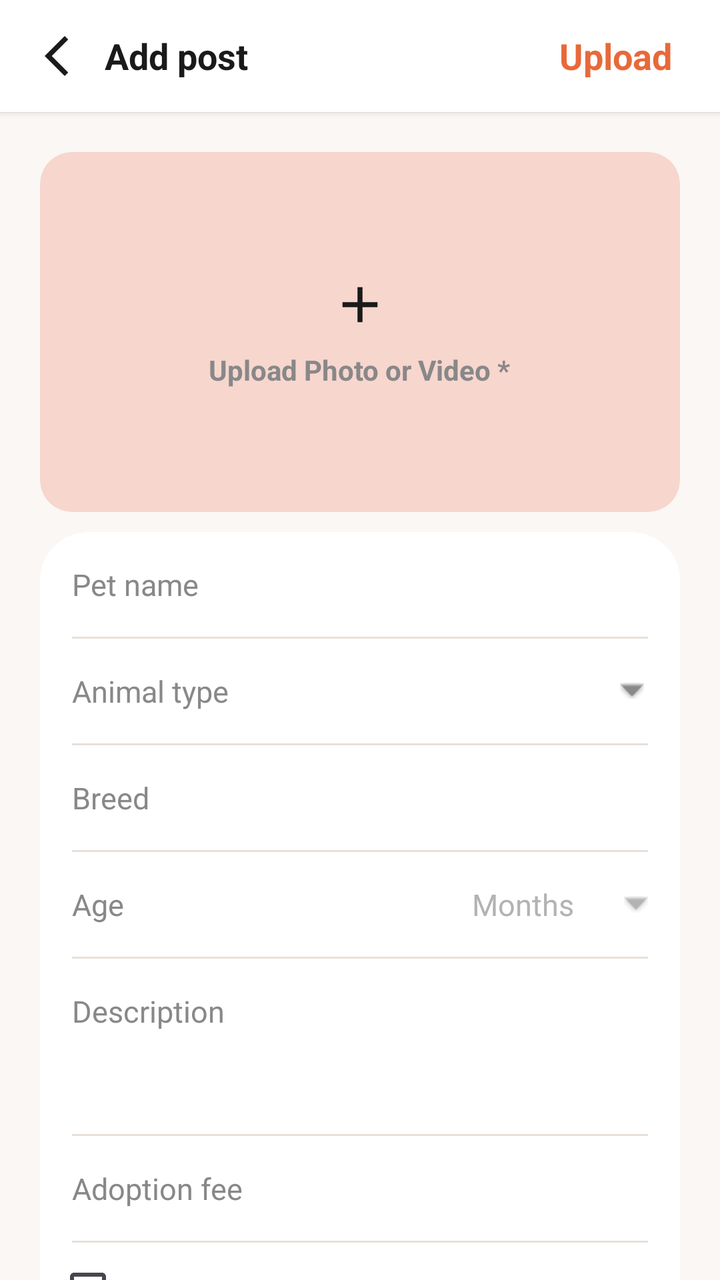
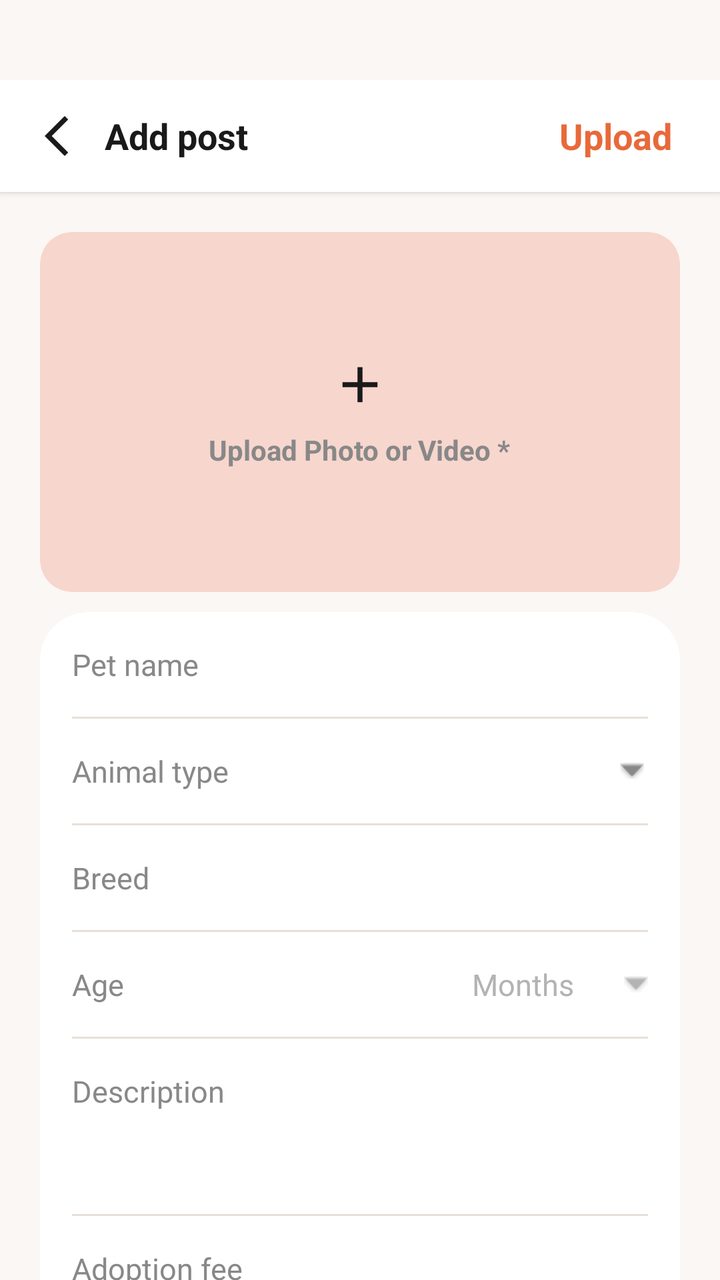

Screens rendered from an Android XML layout before and after an edit, with the pre-edit source and the edit as a unified diff.
<!-- AndroidManifest.xml: application theme Theme.AdoptUs -->
<!-- res/layout/fragment_add_post.xml -->
<?xml version="1.0" encoding="utf-8"?>
<RelativeLayout xmlns:android="http://schemas.android.com/apk/res/android"
    xmlns:app="http://schemas.android.com/apk/res-auto"
    android:layout_width="match_parent"
    android:layout_height="match_parent"
    android:background="@color/app_background"
    android:fitsSystemWindows="true">

    <RelativeLayout
        android:id="@+id/topBarAdd"
        android:layout_width="match_parent"
        android:layout_height="56dp"
        android:paddingHorizontal="16dp"
        android:background="@color/white"
        android:elevation="2dp">

        <ImageButton
            android:id="@+id/btnBack"
            android:layout_width="48dp"
            android:layout_height="48dp"
            android:layout_alignParentStart="true"
            android:layout_centerVertical="true"
            android:layout_marginStart="-12dp"
            android:background="?attr/selectableItemBackgroundBorderless"
            android:contentDescription="Back"
            android:padding="12dp"
            android:scaleType="fitCenter"
            android:src="@drawable/ic_back"
            app:tint="@color/gray_hint" />

        <TextView
            android:layout_width="wrap_content"
            android:layout_height="wrap_content"
            android:layout_toEndOf="@id/btnBack"
            android:layout_centerVertical="true"
            android:layout_marginStart="0dp"
            android:text="Add post"
            android:textColor="@color/gray_hint"
            android:textSize="18sp"
            android:textStyle="bold" />

        <TextView
            android:id="@+id/btnUpload"
            android:layout_width="wrap_content"
            android:layout_height="wrap_content"
            android:layout_alignParentEnd="true"
            android:layout_centerVertical="true"
            android:background="?attr/selectableItemBackgroundBorderless"
            android:clickable="true"
            android:focusable="true"
            android:padding="8dp"
            android:text="Upload"
            android:textColor="@color/primary_orange"
            android:textSize="18sp"
            android:textStyle="bold" />
    </RelativeLayout>

    <androidx.core.widget.NestedScrollView
        android:layout_width="match_parent"
        android:layout_height="match_parent"
        android:layout_below="@id/topBarAdd">

        <LinearLayout
            android:layout_width="match_parent"
            android:layout_height="wrap_content"
            android:orientation="vertical"
            android:padding="20dp">

            <androidx.cardview.widget.CardView
                android:id="@+id/btnSelectMedia"
                android:layout_width="match_parent"
                android:layout_height="180dp"
                android:layout_marginBottom="10dp"
                app:cardCornerRadius="16dp"
                app:cardBackgroundColor="@color/highlight_orange"
                app:cardElevation="0dp">

                <LinearLayout
                    android:layout_width="match_parent"
                    android:layout_height="match_parent"
                    android:orientation="vertical"
                    android:gravity="center">
                    <ImageView
                        android:id="@+id/imgUpload"
                        android:layout_width="30dp"
                        android:layout_height="30dp"
                        android:contentDescription="Upload Icon"
                        android:src="@drawable/ic_add"
                        app:tint="@color/gray_hint" />
                    <TextView
                        android:layout_width="wrap_content"
                        android:layout_height="wrap_content"
                        android:layout_marginTop="8dp"
                        android:text="Upload Photo or Video *"
                        android:textColor="@color/light_gray"
                        android:textStyle="bold" />
                </LinearLayout>
            </androidx.cardview.widget.CardView>


        <androidx.cardview.widget.CardView
            android:layout_width="match_parent"
            android:layout_height="wrap_content"
            android:layout_marginBottom="24dp"
            app:cardCornerRadius="24dp"
            app:cardElevation="0dp"
            app:cardBackgroundColor="@color/white">

            <LinearLayout
                android:layout_width="match_parent"
                android:layout_height="wrap_content"
                android:orientation="vertical">

                <EditText
                    android:id="@+id/etPetName"
                    android:layout_width="match_parent"
                    android:layout_height="wrap_content"
                    android:hint="Pet name"
                    android:background="@null"
                    android:paddingVertical="16dp"
                    android:paddingStart="16dp"
                    android:paddingEnd="16dp"
                    android:textSize="15sp"
                    android:textColor="@color/gray_hint"
                    android:textColorHint="@color/light_gray"
                    android:inputType="textCapWords" />

                <View
                    android:layout_width="match_parent"
                    android:layout_height="1dp"
                    android:background="@color/gray_stroke"
                    android:layout_marginStart="16dp"
                    android:layout_marginEnd="16dp"/>

                <RelativeLayout
                    android:layout_width="match_parent"
                    android:layout_height="wrap_content">
                    <AutoCompleteTextView
                        android:id="@+id/actvPetType"
                        android:layout_width="match_parent"
                        android:layout_height="wrap_content"
                        android:hint="Animal type"
                        android:background="@null"
                        android:paddingVertical="16dp"
                        android:paddingStart="16dp"
                        android:paddingEnd="32dp"
                        android:textSize="15sp"
                        android:textColor="@color/gray_hint"
                        android:textColorHint="@color/light_gray"
                        android:inputType="none"
                        android:focusable="false"
                        android:clickable="true"/>
                    <ImageView
                        android:layout_width="12dp"
                        android:layout_height="12dp"
                        android:layout_alignParentEnd="true"
                        android:layout_centerVertical="true"
                        android:layout_marginEnd="18dp"
                        android:src="@android:drawable/arrow_down_float"
                        app:tint="@color/light_gray" />
                </RelativeLayout>

                <View
                    android:layout_width="match_parent"
                    android:layout_height="1dp"
                    android:background="@color/gray_stroke"
                    android:layout_marginStart="16dp"
                    android:layout_marginEnd="16dp"/>

                <EditText
                    android:id="@+id/etPetBreed"
                    android:layout_width="match_parent"
                    android:layout_height="wrap_content"
                    android:hint="Breed"
                    android:background="@null"
                    android:paddingVertical="16dp"
                    android:paddingStart="16dp"
                    android:paddingEnd="16dp"
                    android:textSize="15sp"
                    android:textColor="@color/gray_hint"
                    android:textColorHint="@color/light_gray"
                    android:inputType="textCapWords" />

                <View
                    android:layout_width="match_parent"
                    android:layout_height="1dp"
                    android:background="@color/gray_stroke"
                    android:layout_marginStart="16dp"
                    android:layout_marginEnd="16dp"/>

                <LinearLayout
                    android:layout_width="match_parent"
                    android:layout_height="wrap_content"
                    android:orientation="horizontal">

                    <EditText
                        android:id="@+id/etPetAge"

                        android:layout_width="0dp"

                        android:layout_height="wrap_content"
                        android:layout_weight="1"
                        android:background="@null"
                        android:hint="Age"
                        android:inputType="number"
                        android:paddingVertical="16dp"
                        android:paddingStart="16dp"
                        android:textColor="@color/gray_hint"
                        android:textColorHint="@color/light_gray"
                        android:textSize="15sp" />

                    <RelativeLayout
                        android:layout_width="120dp"
                        android:layout_height="wrap_content">

                        <AutoCompleteTextView
                            android:id="@+id/actvAgeUnit"
                            android:layout_width="wrap_content"
                            android:layout_height="wrap_content"
                            android:background="@null"
                            android:gravity="end"
                            android:hint="Months"
                            android:inputType="none"
                            android:paddingVertical="16dp"
                            android:paddingStart="16dp"
                            android:paddingEnd="32dp"
                            android:textColor="@color/gray_hint"
                            android:textColorHint="#B3B3B3"
                            android:textSize="15sp" />

                        <ImageView
                            android:layout_width="12dp"
                            android:layout_height="12dp"
                            android:layout_alignParentEnd="true"
                            android:layout_centerVertical="true"
                            android:layout_marginEnd="16dp"
                            android:src="@android:drawable/arrow_down_float"
                            app:tint="#B3B3B3" />
                    </RelativeLayout>

                </LinearLayout>

                <View
                    android:layout_width="match_parent"
                    android:layout_height="1dp"
                    android:background="@color/gray_stroke"
                    android:layout_marginStart="16dp"
                    android:layout_marginEnd="16dp"/>

                <EditText
                    android:id="@+id/etPetDescription"
                    android:layout_width="match_parent"
                    android:layout_height="wrap_content"
                    android:hint="Description"
                    android:background="@null"
                    android:paddingVertical="16dp"
                    android:paddingStart="16dp"
                    android:paddingEnd="16dp"
                    android:textSize="15sp"
                    android:textColor="@color/gray_hint"
                    android:textColorHint="@color/light_gray"
                    android:gravity="top"
                    android:inputType="textMultiLine"
                    android:lines="3" />

                <View
                    android:layout_width="match_parent"
                    android:layout_height="1dp"
                    android:background="@color/gray_stroke"
                    android:layout_marginStart="16dp"
                    android:layout_marginEnd="16dp"/>

                <EditText
                    android:id="@+id/etAdoptionFee"
                    android:layout_width="match_parent"
                    android:layout_height="wrap_content"
                    android:hint="Adoption fee"
                    android:background="@null"
                    android:paddingVertical="16dp"
                    android:paddingStart="16dp"
                    android:paddingEnd="16dp"
                    android:textSize="15sp"
                    android:textColor="@color/gray_hint"
                    android:textColorHint="@color/light_gray"
                    android:inputType="number" />

                <View
                    android:layout_width="match_parent"
                    android:layout_height="1dp"
                    android:background="@color/gray_stroke"
                    android:layout_marginStart="16dp"
                    android:layout_marginEnd="16dp"/>

                <CheckBox
                    android:id="@+id/cbVaccinated"
                    android:layout_width="match_parent"
                    android:layout_height="wrap_content"
                    android:text="Vaccinated"
                    android:layout_marginStart="8dp"
                    android:textColor="@color/gray_hint" />

                <CheckBox
                    android:id="@+id/cbHealthPassport"
                    android:layout_width="match_parent"
                    android:layout_height="wrap_content"
                    android:layout_marginBottom="4dp"
                    android:text="Pet Health Passport"
                    android:layout_marginStart="8dp"
                    android:textColor="@color/gray_hint" />

            </LinearLayout>
        </androidx.cardview.widget.CardView>
        </LinearLayout>
    </androidx.core.widget.NestedScrollView>

</RelativeLayout>
<!-- resources referenced by this layout -->
<resources>
  <color name="app_background">#FAF7F4</color>
  <color name="gray_hint">#1A1A1A</color>
  
      // app color
  <color name="gray_stroke">#E8E0D8</color>
  
      // text color
  <color name="highlight_orange">#F7D6CE</color>
  <color name="light_gray">#888888</color>
  <color name="primary_orange">#E8693A</color>
  <color name="white">#FFFFFFFF</color>
  
      // component color
  <!-- drawable ic_add (drawable) -->
  <vector xmlns:android="http://schemas.android.com/apk/res/android" android:height="24dp" android:tint="#000000" android:viewportHeight="960" android:viewportWidth="960" android:width="24dp">
        
      <path android:fillColor="@android:color/white" android:pathData="M440,520L200,520L200,440L440,440L440,200L520,200L520,440L760,440L760,520L520,520L520,760L440,760L440,520Z"/>
      
  </vector>
  <!-- drawable ic_back (drawable) -->
  <vector xmlns:android="http://schemas.android.com/apk/res/android" android:height="24dp" android:tint="#000000" android:viewportHeight="24" android:viewportWidth="24" android:width="24dp">
        
      <path android:fillColor="@android:color/white" android:pathData="M17.77,3.77l-1.77,-1.77l-10,10l10,10l1.77,-1.77l-8.23,-8.23z"/>
      
  </vector>
  <style name="Theme.AdoptUs" parent="Base.Theme.AdoptUs" />
  <style name="Base.Theme.AdoptUs" parent="Theme.Material3.DayNight.NoActionBar">
  
          <item name="colorSecondaryContainer">@color/highlight_orange</item>
  
      </style>
</resources>

<!-- the commit's change to res/layout/fragment_add_post.xml (unified diff, before → after) -->
@@ -4,7 +4,8 @@
     android:layout_width="match_parent"
     android:layout_height="match_parent"
     android:background="@color/app_background"
-    android:fitsSystemWindows="true">
+    android:fitsSystemWindows="true"
+    android:paddingTop="40dp">
 
     <RelativeLayout
         android:id="@+id/topBarAdd"
